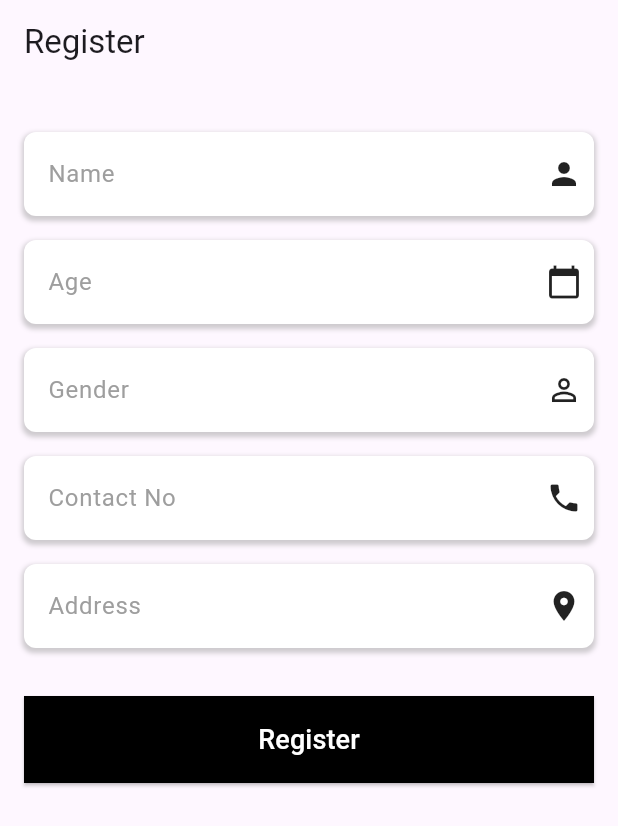
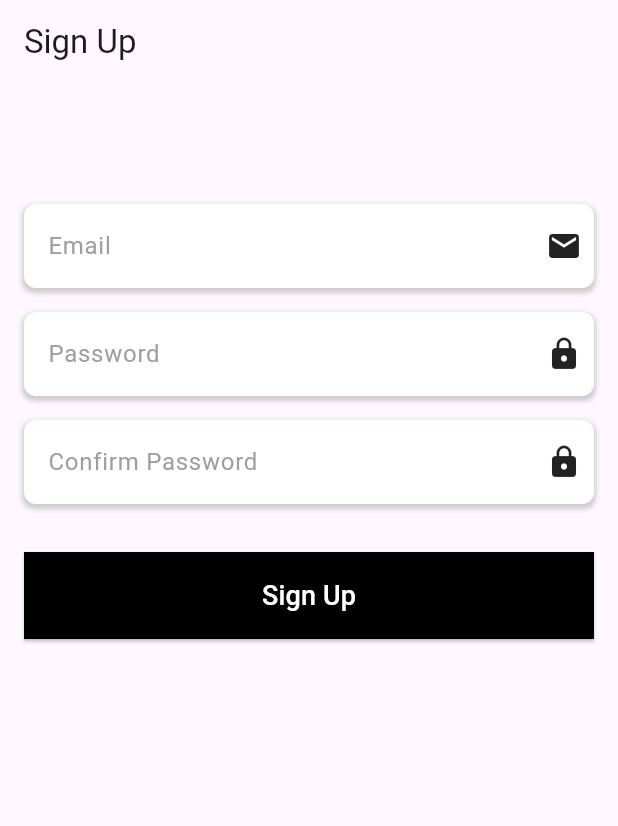
Before and after one commit to shekhawat-harsh/saarthi, a Flutter app: the screen it shows after launch, on a phone screen of 412 x 824 dp. Shown: the top 826 px of the screen. Run offline on Flutter 3.47's test engine with Material 3 defaults, Android fonts, the phone set to English and light mode, and no system bars.

```diff
--- a/.dhiwise/source/lib/main.dart
+++ /dev/null
@@ -1,33 +0,0 @@
-import 'package:flutter/material.dart';
-import 'package:flutter/services.dart';
-import 'package:flutter/scheduler.dart';
-import 'core/app_export.dart';
-
-var globalMessengerKey = GlobalKey<ScaffoldMessengerState>();
-void main() {
-  WidgetsFlutterBinding.ensureInitialized();
-  SystemChrome.setPreferredOrientations([
-    DeviceOrientation.portraitUp,
-  ]);
-
-  ///Please update theme as per your need if required.
-  ThemeHelper().changeTheme('primary');
-  runApp(MyApp());
-}
-
-class MyApp extends StatelessWidget {
-  @override
-  Widget build(BuildContext context) {
-    return Sizer(
-      builder: (context, orientation, deviceType) {
-        return MaterialApp(
-          theme: theme,
-          title: 'saarthi',
-          debugShowCheckedModeBanner: false,
-          initialRoute: AppRoutes.regesterScreen,
-          routes: AppRoutes.routes,
-        );
-      },
-    );
-  }
-}
--- /dev/null
+++ b/lib/features/signup_page/page/signup_page.dart
@@ -0,0 +1,175 @@
+import 'package:flutter/material.dart';
+
+class SignUp extends StatelessWidget {
+  final GlobalKey<FormState> _formKey = GlobalKey<FormState>();
+  late String _email;
+  late String _password;
+  late String _confirmPassword;
+
+  SignUp({
+    super.key,
+  });
+
+  @override
+  Widget build(BuildContext context) {
+    return Scaffold(
+      appBar: AppBar(
+        title: const Text("Sign Up"),
+      ),
+      body: SingleChildScrollView(
+        padding: const EdgeInsets.all(16.0),
+        child: Form(
+          key: _formKey,
+          child: Column(
+            children: [
+              const SizedBox(height: 64.0),
+              buildTextFieldWithIcon("Email", Icons.email, (value) {
+                _email = value!;
+              }, (value) {
+                if (value == null || value.isEmpty) {
+                  return 'Please enter an email';
+                }
+                // Basic email format check
+                if (!value.contains('@') || !value.contains('.')) {
+                  return 'Please enter a valid email';
+                }
+                return null;
+              }),
+              const SizedBox(height: 16.0),
+              buildPasswordFieldWithIcon("Password", Icons.lock, (value) {
+                _password = value!;
+              }, (value) {
+                if (value == null || value.isEmpty) {
+                  return 'Please enter a password';
+                }
+                return null;
+              }),
+              const SizedBox(height: 16.0),
+              buildPasswordFieldWithIcon("Confirm Password", Icons.lock,
+                  (value) {
+                _confirmPassword = value!;
+              }, (value) {
+                if (value == null || value.isEmpty) {
+                  return 'Please enter a password';
+                }
+                if (value != _password) {
+                  return 'Passwords do not match';
+                }
+                return null;
+              }),
+              const SizedBox(height: 32.0),
+              SizedBox(
+                width: double.infinity,
+                child: ElevatedButton(
+                  style: ButtonStyle(
+                    backgroundColor:
+                        MaterialStateProperty.all<Color>(Colors.black),
+                    shape: MaterialStateProperty.all<RoundedRectangleBorder>(
+                      RoundedRectangleBorder(
+                        borderRadius: BorderRadius.circular(0),
+                      ),
+                    ),
+                    padding: MaterialStateProperty.all<EdgeInsetsGeometry>(
+                      const EdgeInsets.all(16.0),
+                    ),
+                  ),
+                  child: const Text(
+                    "Sign Up",
+                    style: TextStyle(fontSize: 18.0, color: Colors.white),
+                  ),
+                  onPressed: () {
+                    if (_formKey.currentState!.validate()) {
+                      // Handle sign up logic here
+                      // You can access _email and _password variables here
+                    }
+                  },
+                ),
+              )
+            ],
+          ),
+        ),
+      ),
+    );
+  }
+
+  Widget buildTextFieldWithIcon(String labelText, IconData icon,
+      Function(String?) onChanged, String? Function(String?)? validator) {
+    return Container(
+      decoration: BoxDecoration(
+        color: Colors.white, // Set background color to white
+        borderRadius: BorderRadius.circular(8),
+        boxShadow: [
+          BoxShadow(
+            color: Colors.grey.withOpacity(0.5),
+            spreadRadius: 1,
+            blurRadius: 2,
+            offset: const Offset(0, 2), // changes position of shadow
+          ),
+        ],
+      ),
+      child: Padding(
+        padding: const EdgeInsets.symmetric(horizontal: 8.0),
+        child: Row(
+          children: [
+            const SizedBox(width: 8.0),
+            Expanded(
+              child: TextFormField(
+                style: const TextStyle(
+                    color: Colors.black), // Set text color to black
+                decoration: InputDecoration(
+                  labelText: labelText,
+                  labelStyle: const TextStyle(color: Colors.grey),
+                  border: InputBorder.none,
+                ),
+                onChanged: onChanged,
+                validator: validator,
+              ),
+            ),
+            Icon(icon),
+          ],
+        ),
+      ),
+    );
+  }
+
+  Widget buildPasswordFieldWithIcon(String labelText, IconData icon,
+      Function(String?) onChanged, String? Function(String?)? validator) {
+    return Container(
+      decoration: BoxDecoration(
+        color: Colors.white, // Set background color to white
+        borderRadius: BorderRadius.circular(8),
+        boxShadow: [
+          BoxShadow(
+            color: Colors.grey.withOpacity(0.5),
+            spreadRadius: 1,
+            blurRadius: 2,
+            offset: const Offset(0, 2), // changes position of shadow
+          ),
+        ],
+      ),
+      child: Padding(
+        padding: const EdgeInsets.symmetric(horizontal: 8.0),
+        child: Row(
+          children: [
+            const SizedBox(width: 8.0),
+            Expanded(
+              child: TextFormField(
+                style: const TextStyle(
+                    color: Colors.black), // Set text color to black
+                decoration: InputDecoration(
+                  labelText: labelText,
+                  labelStyle: const TextStyle(color: Colors.grey),
+                  border: InputBorder.none,
+                ),
+                obscureText: true,
+                onChanged: onChanged,
+                validator: validator,
+              ),
+            ),
+            Icon(icon),
+          ],
+        ),
+      ),
+    );
+  }
+}
--- a/lib/main.dart
+++ b/lib/main.dart
@@ -1,6 +1,6 @@
 import 'package:flutter/material.dart';
 import 'package:flutter/services.dart';
-import 'package:sarthi/features/regester_page/screen/regester_page.dart';
+import 'package:sarthi/features/signup_page/page/signup_page.dart';
 
 var globalMessengerKey = GlobalKey<ScaffoldMessengerState>();
 void main() {
@@ -10,6 +10,6 @@ void main() {
   ]);
 
   runApp(MaterialApp(
-    home: Register(),
+    home: SignUp(),
   ));
 }
```
Also changed, not shown: 36 other files.
